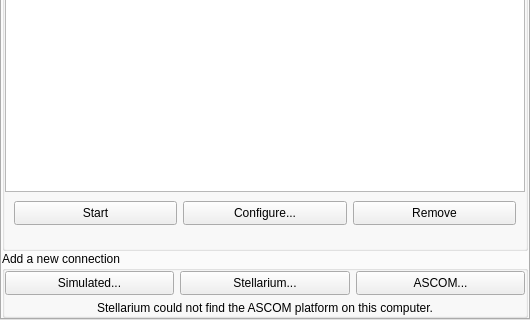
First picture: the form in plugins/TelescopeControl/src/gui/telescopeControlConfigurationWindow.ui, repository AlBannaTechno/stellarium, before the edit; both pictures show x 0 to 530 and y 160 to 480 of the 530 by 480 pixel window.
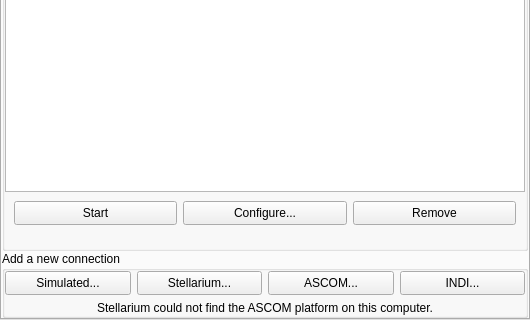
Second picture: the form after the edit. Custom widgets are drawn as their Qt base class.

Commit message: + somewhat functional GUI and engine for adding INDI connections (to be reworked later)

```diff
--- a/plugins/TelescopeControl/src/gui/telescopeControlConfigurationWindow.ui
+++ b/plugins/TelescopeControl/src/gui/telescopeControlConfigurationWindow.ui
@@ -420,6 +420,25 @@
               </property>
              </widget>
             </item>
+            <item>
+             <widget class="QPushButton" name="pushButtonNewIndi">
+              <property name="sizePolicy">
+               <sizepolicy hsizetype="Expanding" vsizetype="Fixed">
+                <horstretch>0</horstretch>
+                <verstretch>0</verstretch>
+               </sizepolicy>
+              </property>
+              <property name="minimumSize">
+               <size>
+                <width>0</width>
+                <height>24</height>
+               </size>
+              </property>
+              <property name="text">
+               <string>INDI...</string>
+              </property>
+             </widget>
+            </item>
            </layout>
           </item>
           <item>
```
Left out of the diff: 4 changed lines with no effect on the pictures. The commit also changes 7 other files.
